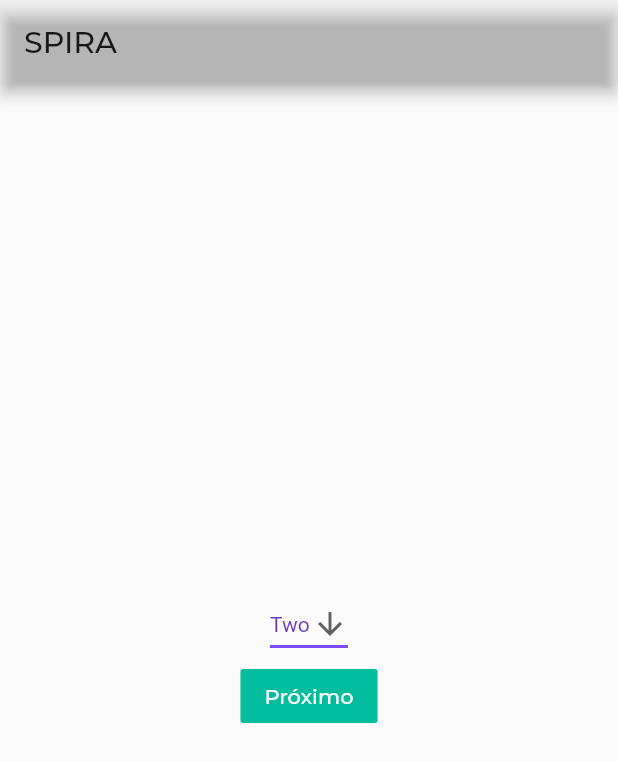
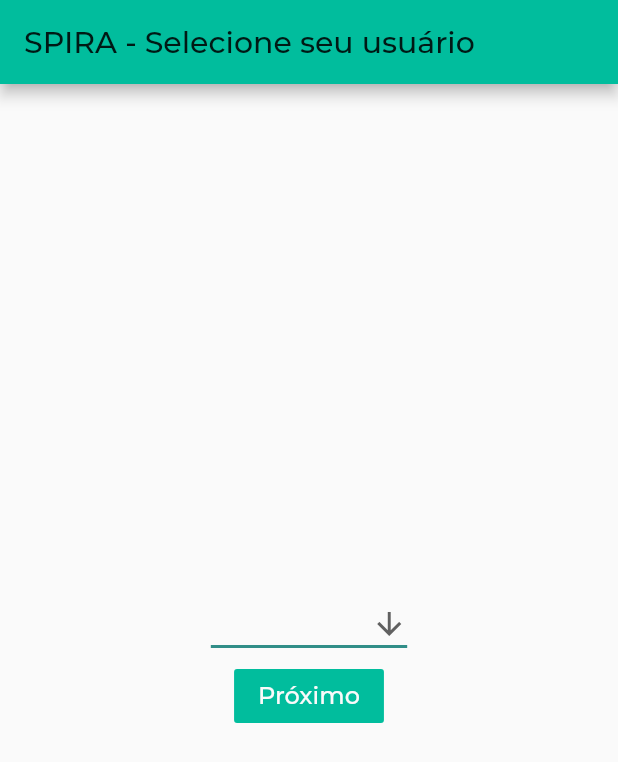
Before and after one commit to spirabr/app, a Flutter app: the screen it shows after launch, on a phone screen of 412 x 824 dp. Shown: the top 762 px of the screen. Run offline on Flutter 3.47's test engine with Material 2 defaults, Android fonts, the phone set to English and light mode, and no system bars; project files that could hold a hidden picture were left out.

Commit message:
chore: changes dropdownValue type to Collector
Signed-off-by: Ricardo Hideki Hangai Kojo <ricardokojo7@gmail.com>

```diff
--- a/lib/main.dart
+++ b/lib/main.dart
@@ -29,14 +29,14 @@ class Home extends StatefulWidget {
 }
 
 class _HomeState extends State<Home> {
-  String dropdownValue = "Two";
+  Collector selectedCollector;
 
   @override
   Widget build(BuildContext context) {
     return Scaffold(
       appBar: AppBar(
-        title: Text("SPIRA"),
-        backgroundColor: Colors.transparent,
+        title: Text("SPIRA - Selecione seu usuário"),
+        backgroundColor: brightGreen,
       ),
       body: Container(
         width: double.infinity,
@@ -44,26 +44,25 @@ class _HomeState extends State<Home> {
           mainAxisAlignment: MainAxisAlignment.center,
           crossAxisAlignment: CrossAxisAlignment.center,
           children: [
-            DropdownButton<String>(
-              value: dropdownValue,
+            DropdownButton<Collector>(
+              value: selectedCollector,
               icon: Icon(Icons.arrow_downward),
               iconSize: 24,
-              elevation: 16,
-              style: TextStyle(color: Colors.deepPurple),
+              elevation: 20,
+              style: TextStyle(color: Colors.grey[900], fontSize: 18),
               underline: Container(
                 height: 2,
-                color: Colors.deepPurpleAccent,
+                color: Theme.of(context).accentColor,
               ),
-              onChanged: (String newValue) {
+              onChanged: (Collector newCollector) {
                 setState(() {
-                  dropdownValue = newValue;
+                  selectedCollector = newCollector;
                 });
               },
-              items: <String>['One', 'Two', 'Free', 'Four']
-                  .map<DropdownMenuItem<String>>((String value) {
-                return DropdownMenuItem<String>(
-                  value: value,
-                  child: Text(value),
+              items: collectors.map<DropdownMenuItem<Collector>>((Collector c) {
+                return DropdownMenuItem<Collector>(
+                  value: c,
+                  child: Text(c.toString()),
                 );
               }).toList(),
             ),
@@ -71,10 +70,16 @@ class _HomeState extends State<Home> {
               onPressed: () {
                 Navigator.of(context)
                     .push(MaterialPageRoute(builder: (context) {
-                  return NovaColeta(dropdownValue);
+                  return NovaColeta(selectedCollector);
                 }));
               },
-              child: Text("Próximo", style: TextStyle(color: Colors.white)),
+              child: Text(
+                "Próximo", style:
+                TextStyle(
+                  color: Colors.grey[50],
+                  fontSize: 16
+                )
+              ),
               color: Theme.of(context).primaryColor,
             )
           ],
```
